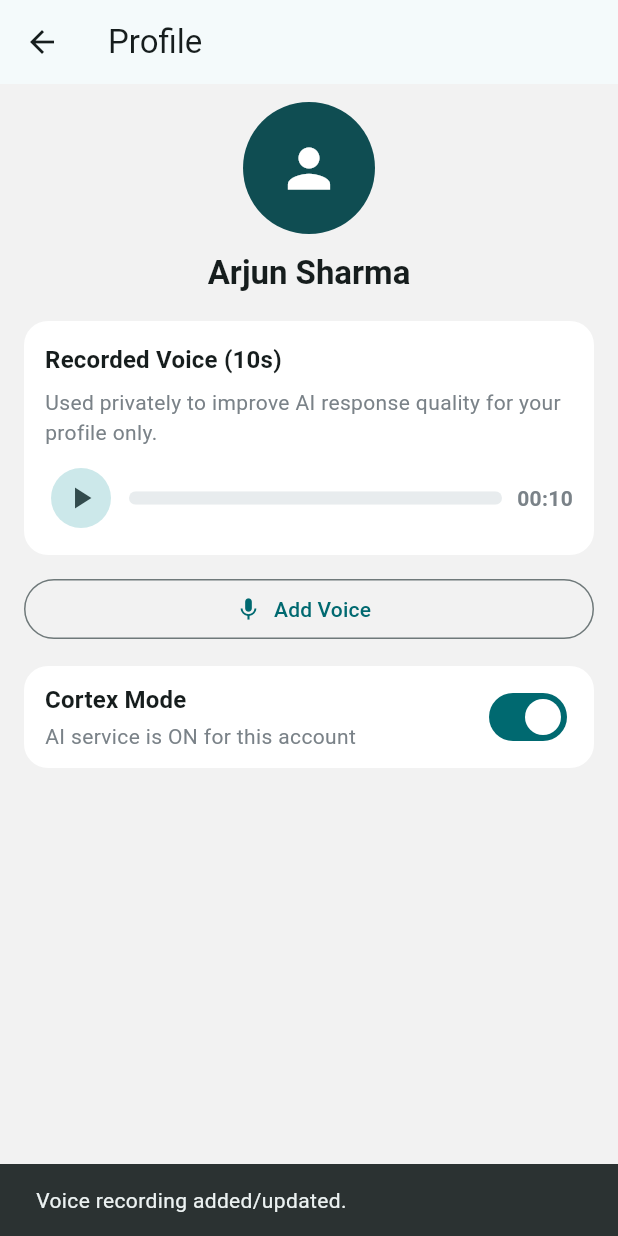
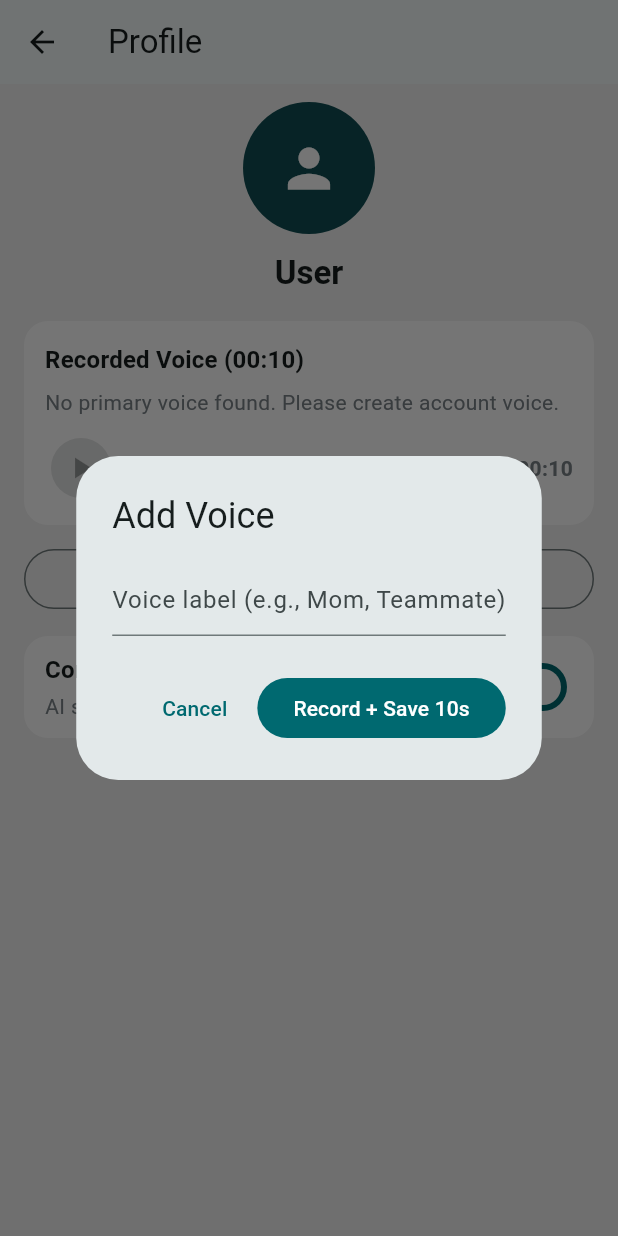
Before and after one commit to swordde/Code-Cortex, a Flutter app: the ProfileScreen screen opened directly, after a tap on "Add Voice", on a phone screen of 412 x 824 dp. Run offline on Flutter 3.47's test engine with Material 3 defaults, Android fonts, the phone set to English and light mode, and no system bars.

Commit message:
feat: implement landing and create account screens with voice recording functionality

```diff
--- a/lib/app.dart
+++ b/lib/app.dart
@@ -1,6 +1,6 @@
 import 'package:flutter/material.dart';
 
-import 'screens/main_dashboard_screen.dart';
+import 'screens/landing_screen.dart';
 
 class CortexApp extends StatelessWidget {
   const CortexApp({super.key});
@@ -23,7 +23,7 @@ class CortexApp extends StatelessWidget {
         useMaterial3: true,
       ),
       themeMode: ThemeMode.system,
-      home: const MainDashboardScreen(),
+      home: const LandingScreen(),
     );
   }
 }
--- a/lib/screens/profile_screen.dart
+++ b/lib/screens/profile_screen.dart
@@ -1,4 +1,6 @@
 import 'package:flutter/material.dart';
+
+import '../state/user_profile_store.dart';
 
 class ProfileScreen extends StatefulWidget {
   const ProfileScreen({super.key});
@@ -10,6 +12,7 @@ class ProfileScreen extends StatefulWidget {
 class _ProfileScreenState extends State<ProfileScreen> {
   bool _cortexModeEnabled = true;
   bool _isPlayingVoice = false;
+  final UserProfileStore _store = UserProfileStore.instance;
 
   @override
   Widget build(BuildContext context) {
@@ -21,7 +24,16 @@ class _ProfileScreenState extends State<ProfileScreen> {
     return Scaffold(
       appBar: AppBar(title: const Text('Profile')),
       body: SafeArea(
-        child: SingleChildScrollView(
+        child: AnimatedBuilder(
+          animation: _store,
+          builder: (context, _) {
+            final displayName = _store.userName;
+            final primaryVoice = _store.primaryVoice;
+            final extraVoices = _store.voices
+                .where((voice) => !voice.isPrimary)
+                .toList();
+
+            return SingleChildScrollView(
               padding: const EdgeInsets.fromLTRB(16, 12, 16, 24),
               child: Column(
                 crossAxisAlignment: CrossAxisAlignment.stretch,
@@ -29,15 +41,19 @@ class _ProfileScreenState extends State<ProfileScreen> {
                   CircleAvatar(
                     radius: 44,
                     backgroundColor: accent,
-                child: const Icon(Icons.person, size: 42, color: Colors.white),
+                    child: const Icon(
+                      Icons.person,
+                      size: 42,
+                      color: Colors.white,
+                    ),
                   ),
                   const SizedBox(height: 12),
                   Text(
-                'Arjun Sharma',
+                    displayName,
                     textAlign: TextAlign.center,
-                style: Theme.of(
-                  context,
-                ).textTheme.titleLarge?.copyWith(fontWeight: FontWeight.w700),
+                    style: Theme.of(context).textTheme.titleLarge?.copyWith(
+                      fontWeight: FontWeight.w700,
+                    ),
                   ),
                   const SizedBox(height: 18),
                   Container(
@@ -50,27 +66,32 @@ class _ProfileScreenState extends State<ProfileScreen> {
                       crossAxisAlignment: CrossAxisAlignment.start,
                       children: [
                         Text(
-                      'Recorded Voice (10s)',
-                      style: Theme.of(context).textTheme.titleMedium?.copyWith(
-                        fontWeight: FontWeight.w700,
-                      ),
+                          'Recorded Voice (${_formatDuration(primaryVoice?.durationSeconds ?? 10)})',
+                          style: Theme.of(context).textTheme.titleMedium
+                              ?.copyWith(fontWeight: FontWeight.w700),
                         ),
                         const SizedBox(height: 6),
                         Text(
-                      'Used privately to improve AI response quality for your profile only.',
+                          primaryVoice == null
+                              ? 'No primary voice found. Please create account voice.'
+                              : 'Used privately to improve AI response quality for your profile only.',
                           style: TextStyle(color: subtle),
                         ),
                         const SizedBox(height: 10),
                         Row(
                           children: [
                             IconButton.filledTonal(
-                          onPressed: () {
+                              onPressed: primaryVoice == null
+                                  ? null
+                                  : () {
                                       setState(() {
                                         _isPlayingVoice = !_isPlayingVoice;
                                       });
                                     },
                               icon: Icon(
-                            _isPlayingVoice ? Icons.pause : Icons.play_arrow,
+                                _isPlayingVoice
+                                    ? Icons.pause
+                                    : Icons.play_arrow,
                               ),
                             ),
                             const SizedBox(width: 8),
@@ -83,13 +104,17 @@ class _ProfileScreenState extends State<ProfileScreen> {
                                   backgroundColor: isDark
                                       ? const Color(0xFF2E3338)
                                       : const Color(0xFFE8ECEE),
-                              valueColor: AlwaysStoppedAnimation<Color>(accent),
+                                  valueColor: AlwaysStoppedAnimation<Color>(
+                                    accent,
+                                  ),
                                 ),
                               ),
                             ),
                             const SizedBox(width: 10),
                             Text(
-                          '00:10',
+                              _formatDuration(
+                                primaryVoice?.durationSeconds ?? 10,
+                              ),
                               style: TextStyle(
                                 color: subtle,
                                 fontWeight: FontWeight.w600,
@@ -102,16 +127,46 @@ class _ProfileScreenState extends State<ProfileScreen> {
                   ),
                   const SizedBox(height: 12),
                   OutlinedButton.icon(
-                onPressed: () {
-                  ScaffoldMessenger.of(context).showSnackBar(
-                    const SnackBar(
-                      content: Text('Voice recording added/updated.'),
-                    ),
-                  );
-                },
+                    onPressed: _addVoice,
                     icon: const Icon(Icons.mic),
                     label: const Text('Add Voice'),
                   ),
+                  if (extraVoices.isNotEmpty) ...[
+                    const SizedBox(height: 12),
+                    Container(
+                      decoration: BoxDecoration(
+                        color: surface,
+                        borderRadius: BorderRadius.circular(16),
+                      ),
+                      padding: const EdgeInsets.all(12),
+                      child: Column(
+                        crossAxisAlignment: CrossAxisAlignment.start,
+                        children: [
+                          Text(
+                            'Additional Voices',
+                            style: Theme.of(context).textTheme.titleSmall
+                                ?.copyWith(fontWeight: FontWeight.w700),
+                          ),
+                          const SizedBox(height: 8),
+                          for (final voice in extraVoices)
+                            Padding(
+                              padding: const EdgeInsets.only(bottom: 6),
+                              child: Row(
+                                children: [
+                                  const Icon(Icons.record_voice_over, size: 18),
+                                  const SizedBox(width: 8),
+                                  Expanded(child: Text(voice.label)),
+                                  Text(
+                                    _formatDuration(voice.durationSeconds),
+                                    style: TextStyle(color: subtle),
+                                  ),
+                                ],
+                              ),
+                            ),
+                        ],
+                      ),
+                    ),
+                  ],
                   const SizedBox(height: 14),
                   Container(
                     decoration: BoxDecoration(
@@ -156,8 +211,55 @@ class _ProfileScreenState extends State<ProfileScreen> {
                   ),
                 ],
               ),
+            );
+          },
         ),
       ),
     );
   }
+
+  String _formatDuration(int seconds) {
+    return '00:${seconds.toString().padLeft(2, '0')}';
   }
+
+  Future<void> _addVoice() async {
+    final controller = TextEditingController();
+    final label = await showDialog<String>(
+      context: context,
+      builder: (context) {
+        return AlertDialog(
+          title: const Text('Add Voice'),
+          content: TextField(
+            controller: controller,
+            decoration: const InputDecoration(
+              hintText: 'Voice label (e.g., Mom, Teammate)',
+            ),
+          ),
+          actions: [
+            TextButton(
+              onPressed: () => Navigator.pop(context),
+              child: const Text('Cancel'),
+            ),
+            FilledButton(
+              onPressed: () {
+                Navigator.pop(context, controller.text.trim());
+              },
+              child: const Text('Record + Save 10s'),
+            ),
+          ],
+        );
+      },
+    );
+    controller.dispose();
+
+    if (label == null) return;
+    final safeLabel = label.isEmpty
+        ? 'Extra voice ${_store.voices.length}'
+        : label;
+    _store.addExtraVoice(label: safeLabel, durationSeconds: 10);
+    if (!mounted) return;
+    ScaffoldMessenger.of(
+      context,
+    ).showSnackBar(SnackBar(content: Text('$safeLabel voice added.')));
+  }
+}
--- /dev/null
+++ b/lib/state/user_profile_store.dart
@@ -0,0 +1,58 @@
+import 'package:flutter/foundation.dart';
+
+class VoiceSample {
+  const VoiceSample({
+    required this.label,
+    required this.durationSeconds,
+    required this.isPrimary,
+  });
+
+  final String label;
+  final int durationSeconds;
+  final bool isPrimary;
+}
+
+class UserProfileStore extends ChangeNotifier {
+  UserProfileStore._();
+
+  static final UserProfileStore instance = UserProfileStore._();
+
+  String _userName = 'User';
+  final List<VoiceSample> _voices = [];
+
+  String get userName => _userName;
+  List<VoiceSample> get voices => List.unmodifiable(_voices);
+  bool get hasAccount => _voices.any((voice) => voice.isPrimary);
+
+  VoiceSample? get primaryVoice {
+    for (final voice in _voices) {
+      if (voice.isPrimary) return voice;
+    }
+    return null;
+  }
+
+  void createAccount({required String name, required int durationSeconds}) {
+    _userName = name;
+    _voices
+      ..clear()
+      ..add(
+        VoiceSample(
+          label: 'Primary voice',
+          durationSeconds: durationSeconds,
+          isPrimary: true,
+        ),
+      );
+    notifyListeners();
+  }
+
+  void addExtraVoice({required String label, required int durationSeconds}) {
+    _voices.add(
+      VoiceSample(
+        label: label,
+        durationSeconds: durationSeconds,
+        isPrimary: false,
+      ),
+    );
+    notifyListeners();
+  }
+}
```
Also changed, not shown: lib/screens/create_account_screen.dart (added, +154 -0 lines), lib/screens/custom_mode_screen.dart (+55 -58 lines), lib/screens/landing_screen.dart (added, +68 -0 lines). Lines whose indentation alone changed are shown as unchanged.
